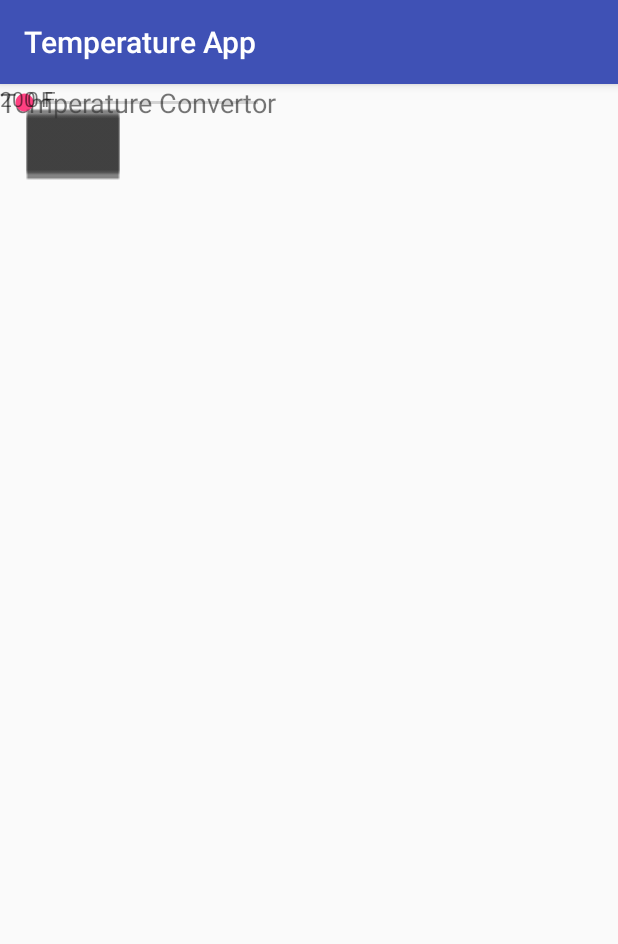
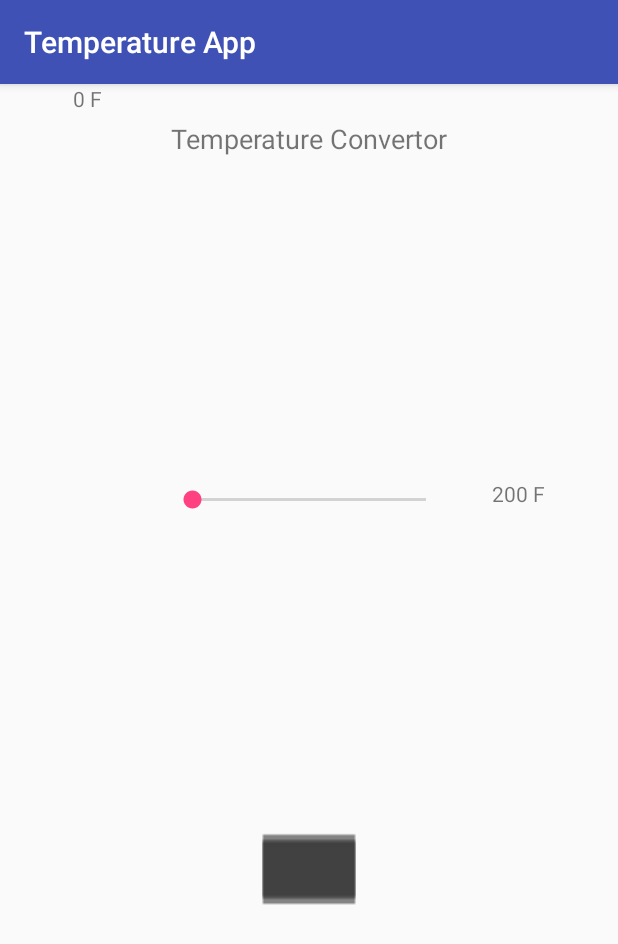
Before and after one commit to chuerta15/ITMD-455, an Android app: the screen it shows after launch (MainActivity), on a phone screen of 412 x 824 dp. Shown: the top 944 px of the screen. Run offline under Robolectric (Android 15) with nearby library versions, the phone set to English and light mode, and no system bars.

Commit message:
Constraint Layout

```diff
--- a/Week 4/TemperatureApp/app/src/main/res/layout/activity_main.xml
+++ b/Week 4/TemperatureApp/app/src/main/res/layout/activity_main.xml
@@ -10,59 +10,106 @@
         android:id="@+id/textView"
         android:layout_width="wrap_content"
         android:layout_height="wrap_content"
+        android:layout_marginEnd="8dp"
+        android:layout_marginStart="8dp"
+        android:layout_marginTop="24dp"
         android:text="Temperature Convertor"
         android:textSize="18sp"
-        tools:layout_editor_absoluteX="100dp"
-        tools:layout_editor_absoluteY="47dp" />
+        app:layout_constraintEnd_toEndOf="parent"
+        app:layout_constraintStart_toStartOf="parent"
+        app:layout_constraintTop_toTopOf="parent" />
 
     <SeekBar
         android:id="@+id/seekBar"
         android:layout_width="188dp"
         android:layout_height="25dp"
-        tools:layout_editor_absoluteX="98dp"
-        tools:layout_editor_absoluteY="174dp" />
+        android:layout_marginBottom="8dp"
+        android:layout_marginEnd="8dp"
+        android:layout_marginStart="8dp"
+        android:layout_marginTop="8dp"
+        app:layout_constraintBottom_toBottomOf="parent"
+        app:layout_constraintEnd_toEndOf="parent"
+        app:layout_constraintStart_toStartOf="parent"
+        app:layout_constraintTop_toTopOf="parent"
+        app:layout_constraintVertical_bias="0.353" />
 
     <TextView
         android:id="@+id/textView2"
         android:layout_width="55dp"
         android:layout_height="20dp"
+        android:layout_marginEnd="8dp"
+        android:layout_marginStart="8dp"
         android:text="0 F"
         android:textAlignment="center"
         android:textColorLink="@color/colorPrimaryDark"
         android:textSize="14sp"
-        tools:layout_editor_absoluteX="16dp"
-        tools:layout_editor_absoluteY="174dp" />
+        app:layout_constraintEnd_toEndOf="parent"
+        app:layout_constraintHorizontal_bias="0.067"
+        app:layout_constraintStart_toStartOf="parent"
+        tools:layout_editor_absoluteY="179dp" />
 
     <TextView
         android:id="@+id/textView3"
         android:layout_width="55dp"
-        android:layout_height="19dp"
+        android:layout_height="18dp"
+        android:layout_marginBottom="8dp"
+        android:layout_marginEnd="8dp"
+        android:layout_marginStart="8dp"
+        android:layout_marginTop="8dp"
         android:text="200 F"
-        tools:layout_editor_absoluteX="313dp"
-        tools:layout_editor_absoluteY="174dp" />
+        app:layout_constraintBottom_toBottomOf="parent"
+        app:layout_constraintEnd_toEndOf="parent"
+        app:layout_constraintHorizontal_bias="0.939"
+        app:layout_constraintStart_toStartOf="parent"
+        app:layout_constraintTop_toTopOf="parent"
+        app:layout_constraintVertical_bias="0.348" />
 
     <ImageView
         android:id="@+id/imageView2"
         android:layout_width="97dp"
         android:layout_height="82dp"
-        app:srcCompat="@drawable/summer"
-        tools:layout_editor_absoluteX="158dp"
-        tools:layout_editor_absoluteY="294dp" />
+        android:layout_marginBottom="8dp"
+        android:layout_marginEnd="8dp"
+        android:layout_marginStart="8dp"
+        android:layout_marginTop="8dp"
+        app:layout_constraintBottom_toBottomOf="parent"
+        app:layout_constraintEnd_toEndOf="parent"
+        app:layout_constraintHorizontal_bias="0.501"
+        app:layout_constraintStart_toStartOf="parent"
+        app:layout_constraintTop_toTopOf="parent"
+        app:layout_constraintVertical_bias="0.709"
+        app:srcCompat="@drawable/summer" />
 
     <ImageView
         android:id="@+id/imageView3"
         android:layout_width="97dp"
         android:layout_height="82dp"
-        app:srcCompat="@drawable/spring"
-        tools:layout_editor_absoluteX="158dp"
-        tools:layout_editor_absoluteY="294dp" />
+        android:layout_marginBottom="8dp"
+        android:layout_marginEnd="8dp"
+        android:layout_marginStart="8dp"
+        android:layout_marginTop="8dp"
+        app:layout_constraintBottom_toBottomOf="parent"
+        app:layout_constraintEnd_toEndOf="parent"
+        app:layout_constraintHorizontal_bias="0.501"
+        app:layout_constraintStart_toStartOf="parent"
+        app:layout_constraintTop_toTopOf="parent"
+        app:layout_constraintVertical_bias="0.709"
+        app:srcCompat="@drawable/spring" />
 
     <ImageView
         android:id="@+id/imageView4"
         android:layout_width="97dp"
         android:layout_height="82dp"
-        app:srcCompat="@drawable/winter"
-        tools:layout_editor_absoluteX="158dp"
-        tools:layout_editor_absoluteY="294dp" />
+        android:layout_marginBottom="8dp"
+        android:layout_marginEnd="8dp"
+        android:layout_marginStart="8dp"
+        android:layout_marginTop="8dp"
+        app:layout_constraintBottom_toBottomOf="parent"
+        app:layout_constraintEnd_toEndOf="parent"
+        app:layout_constraintHorizontal_bias="0.501"
+        app:layout_constraintStart_toStartOf="parent"
+        app:layout_constraintTop_toTopOf="parent"
+        app:layout_constraintVertical_bias="0.709"
+        app:srcCompat="@drawable/winter" />
 
 </android.support.constraint.ConstraintLayout>
```
